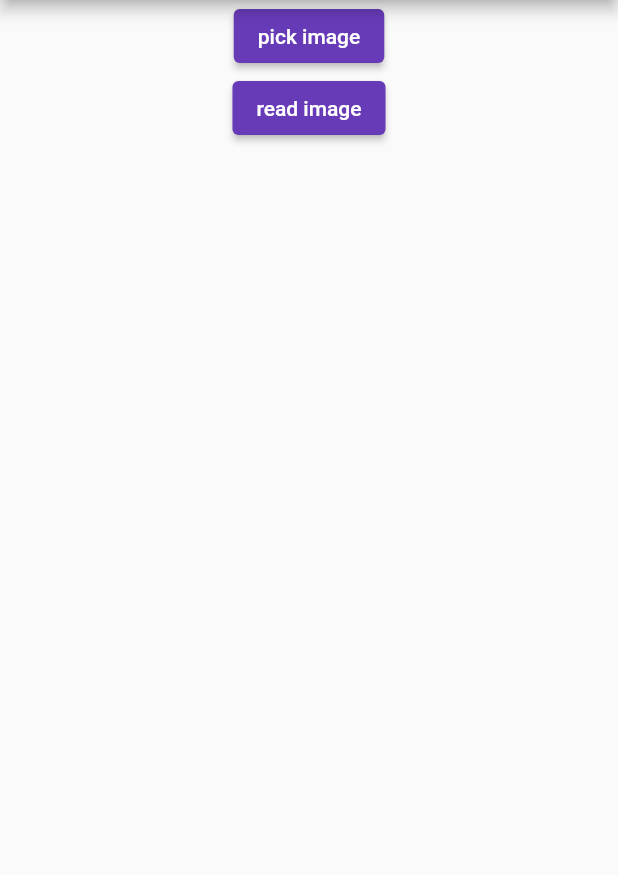
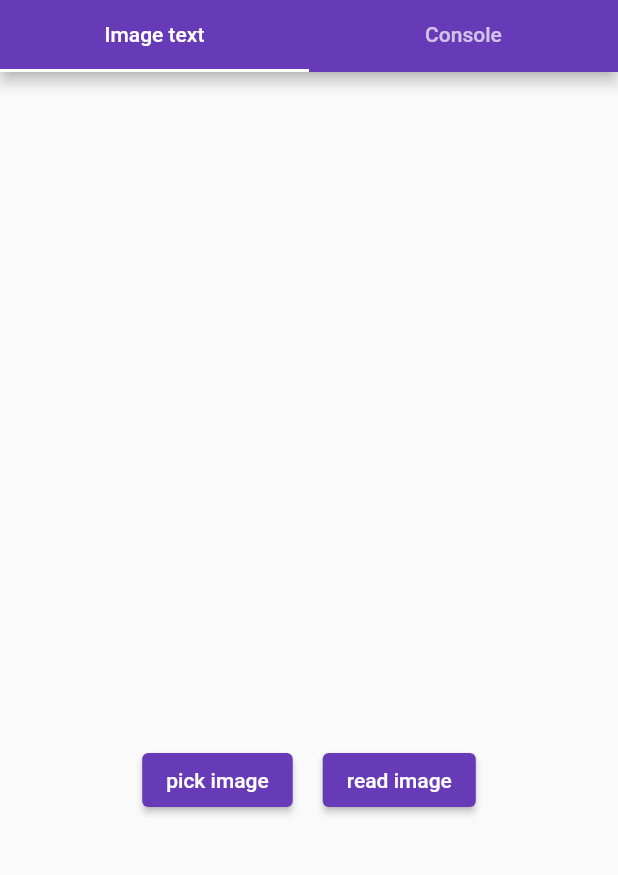
Before and after one commit to viktorvoltz/textrecognition, a Flutter app: the screen it shows after launch, after a tap on "read image", on a phone screen of 412 x 824 dp, the part 84-959 px from its top. Run offline on Flutter 3.47's test engine with Material 2 defaults, Android fonts, the phone set to English and light mode, and no system bars; our stand-ins replace image_picker; missing offline and left inert: firebase_ml_vision; accounts and stored records are empty.

Commit message:
updated structure

```diff
--- a/lib/main.dart
+++ b/lib/main.dart
@@ -1,20 +1,148 @@
 import 'package:flutter/material.dart';
-import 'package:textrecognition/screens/first_screen.dart';
+import 'package:flutter/services.dart';
+import 'dart:io';
+import 'package:firebase_ml_vision/firebase_ml_vision.dart';
+import 'package:image_picker/image_picker.dart';
 
-void main(){
+void main() {
   runApp(MyApp());
 }
 
-class MyApp extends StatelessWidget {
+class MyApp extends StatefulWidget {
+  @override
+  _MyAppState createState() => _MyAppState();
+}
+
+class _MyAppState extends State<MyApp> {
+  XFile pickedImage;
+  bool fill = false;
+  bool check = false;
+  String text;
+  List<String> textBlock = [];
+  ImagePicker imagepicker = ImagePicker();
+  final messangerKey = GlobalKey<ScaffoldMessengerState>();
+
+  Future pickImage() async {
+    var image = await imagepicker.pickImage(source: ImageSource.gallery);
+    if (image != null) {
+      setState(() {
+        pickedImage = image;
+        fill = true;
+        textBlock.clear();
+      });
+    }
+    return;
+  }
+
+  Future readImage() async {
+    FirebaseVisionImage image =
+        FirebaseVisionImage.fromFilePath(pickedImage.path);
+    TextRecognizer recognizeText = FirebaseVision.instance.textRecognizer();
+    VisionText readText = await recognizeText.processImage(image);
+
+    for (TextBlock block in readText.blocks) {
+      for (TextLine line in block.lines) {
+        for (TextElement word in line.elements) {
+          print(word.text);
+          textBlock.add(word.text);
+          setState(() {
+            check = true;
+          });
+        }
+      }
+    }
+  }
+
   @override
   Widget build(BuildContext context) {
+    //Size size = MediaQuery.of(context).size;
     return MaterialApp(
       debugShowCheckedModeBanner: false,
       theme: ThemeData(
-        primarySwatch: Colors.deepPurple
+          primarySwatch: Colors.deepPurple, accentColor: Colors.deepPurple),
+      title: 'Text Recognition',
+      home: DefaultTabController(
+        length: 2,
+        child: Scaffold(
+          key: messangerKey,
+          appBar: AppBar(
+            title: Text('Text recognition'),
+            backwardsCompatibility: false,
+            systemOverlayStyle:
+                SystemUiOverlayStyle(statusBarColor: Colors.deepPurple),
+            bottom: const TabBar(
+              tabs: [Tab(text: 'Image text'), Tab(text: 'Console')],
+            ),
+          ),
+          body: TabBarView(
+            children: [
+              Center(
+                child: Column(
+                  mainAxisAlignment: MainAxisAlignment.spaceEvenly,
+                  children: [
+                    fill
+                        ? Container(
+                            height: 300,
+                            width: double.infinity,
+                            decoration: BoxDecoration(
+                              image: DecorationImage(
+                                image: FileImage(
+                                  File(pickedImage.path),
+                                ),
+                              ),
+                            ),
+                          )
+                        : Container(),
+                    Row(
+                      mainAxisAlignment: MainAxisAlignment.center,
+                      children: [
+                        ElevatedButton(
+                          onPressed: pickImage,
+                          child: Text('pick image'),
+                        ),
+                        SizedBox(width: 20),
+                        ElevatedButton(
+                          onPressed: readImage,
+                          child: Text('read image'),
+                        ),
+                      ],
+                    ),
+                  ],
+                ),
+              ),
+              check
+                  ? Container(
+                      color: Colors.black,
+                      child: SingleChildScrollView(
+                        child: GestureDetector(
+                          onLongPress: () {
+                            Clipboard.setData(
+                                ClipboardData(text: textBlock.join(" ")));
+                              messangerKey.currentState.showSnackBar(
+                                SnackBar(
+                                  behavior: SnackBarBehavior.floating,
+                                  content: Text(
+                                    'Text copied to clipboard',
+                                    style: TextStyle(color: Colors.white),
+                                  ),
+                                ),
+                              );
+                          },
+                          child: Container(
+                            color: Colors.black,
+                            child: Text(
+                              textBlock.join(" "),
+                              style: TextStyle(color: Colors.white),
+                            ),
+                          ),
+                        ),
+                      ),
+                    )
+                  : Container(),
+            ],
+          ),
+        ),
       ),
-      title: 'Text Recognition',
-      home: FirstScreen(),
     );
   }
 }
--- a/lib/screens/first_screen.dart
+++ /dev/null
@@ -1,98 +0,0 @@
-import 'dart:io';
-import 'package:firebase_ml_vision/firebase_ml_vision.dart';
-import 'package:flutter/material.dart';
-import 'package:flutter/services.dart';
-import 'package:image_picker/image_picker.dart';
-
-class FirstScreen extends StatefulWidget {
-  @override
-  _FirstScreenState createState() => _FirstScreenState();
-}
-
-class _FirstScreenState extends State<FirstScreen> {
-  XFile pickedImage;
-  bool fill = false;
-  bool check = false;
-  String text;
-  List<String> textBlock = [];
-  ImagePicker imagepicker = ImagePicker();
-
-  Future pickImage() async {
-    var image = await imagepicker.pickImage(source: ImageSource.gallery);
-    if (image != null) {
-      setState(() {
-        pickedImage = image;
-        fill = true;
-      });
-    }
-    return;
-  }
-
-  Future readImage() async {
-    FirebaseVisionImage image =
-    FirebaseVisionImage.fromFilePath(pickedImage.path);
-    TextRecognizer recognizeText = FirebaseVision.instance.textRecognizer();
-    VisionText readText = await recognizeText.processImage(image);
-
-    for (TextBlock block in readText.blocks) {
-      for (TextLine line in block.lines) {
-        for (TextElement word in line.elements) {
-          print(word.text);
-          textBlock.add(word.text);
-          setState(() {
-            check = true;
-          });
-        }
-      }
-    }
-  }
-
-  @override
-  Widget build(BuildContext context) {
-    Size size = MediaQuery.of(context).size;
-    return Scaffold(
-      appBar: AppBar(
-        title: Text('Text recognition'),
-        backwardsCompatibility: false,
-        systemOverlayStyle: SystemUiOverlayStyle(statusBarColor: Colors.deepPurple),
-      ),
-      body: ListView(
-        children: [
-          Center(
-            child: Column(
-              mainAxisAlignment: MainAxisAlignment.spaceEvenly,
-              children: [
-                fill
-                    ? Container(
-                        height: 300,
-                        width: size.width,
-                        decoration: BoxDecoration(
-                          image: DecorationImage(
-                            image: FileImage(
-                              File(pickedImage.path),
-                            ),
-                          ),
-                        ),
-                      )
-                    : Container(),
-                ElevatedButton(
-                  onPressed: pickImage,
-                  child: Text('pick image'),
-                ),
-                ElevatedButton(
-                  onPressed: readImage,
-                  child: Text('read image'),
-                ),
-              ],
-            ),
-          ),
-          check
-              ? Container(
-                  child: Text(textBlock.join(" ")),
-                )
-              : Container(),
-        ],
-      ),
-    );
-  }
-}
```
